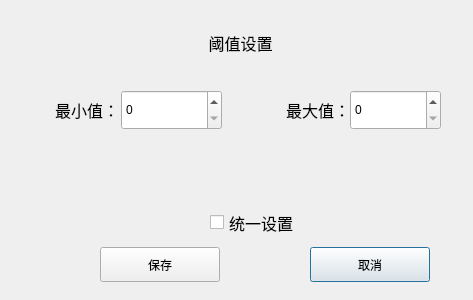
Before: the Qt Designer form BusBar-Qt/setting/setthreshold/setthresholddlg.ui in luozhiyong131/BusBar, drawn with Qt 5.
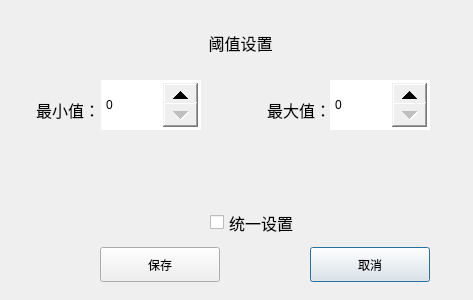
After: the same form once the commit is applied. Custom widgets are drawn as their Qt base class.

```diff
--- a/BusBar-Qt/setting/setthreshold/setthresholddlg.ui
+++ b/BusBar-Qt/setting/setthreshold/setthresholddlg.ui
@@ -35,12 +35,25 @@
   <widget class="QSpinBox" name="maxBox">
    <property name="geometry">
     <rect>
-     <x>350</x>
-     <y>90</y>
-     <width>91</width>
-     <height>40</height>
+     <x>330</x>
+     <y>80</y>
+     <width>100</width>
+     <height>50</height>
     </rect>
    </property>
+   <property name="styleSheet">
+    <string notr="true">QSpinBox::up-button
+{
+	width: 35px;
+	height: 25px;
+}
+
+QSpinBox::down-button
+{
+	width: 35px;
+	height: 25px;
+}</string>
+   </property>
    <property name="maximum">
     <number>999</number>
    </property>
@@ -48,7 +61,7 @@
   <widget class="MyLabel" name="label_2">
    <property name="geometry">
     <rect>
-     <x>19</x>
+     <x>0</x>
      <y>90</y>
      <width>100</width>
      <height>40</height>
@@ -88,12 +101,25 @@
   <widget class="QSpinBox" name="minBox">
    <property name="geometry">
     <rect>
-     <x>121</x>
-     <y>90</y>
-     <width>101</width>
-     <height>40</height>
+     <x>101</x>
+     <y>80</y>
+     <width>100</width>
+     <height>50</height>
     </rect>
    </property>
+   <property name="styleSheet">
+    <string notr="true">QSpinBox::up-button
+{
+	width: 35px;
+	height: 25px;
+}
+
+QSpinBox::down-button
+{
+	width: 35px;
+	height: 25px;
+}</string>
+   </property>
    <property name="suffix">
     <string/>
    </property>
@@ -152,7 +178,7 @@
   <widget class="MyLabel" name="label_3">
    <property name="geometry">
     <rect>
-     <x>250</x>
+     <x>231</x>
      <y>90</y>
      <width>100</width>
      <height>40</height>
```
